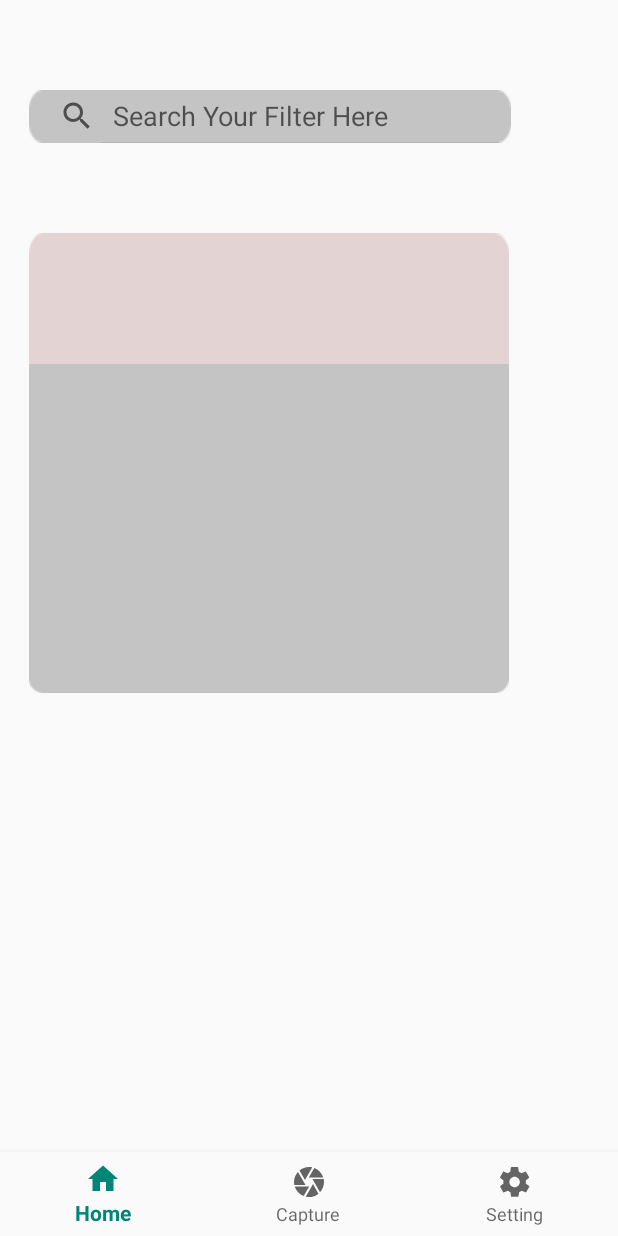
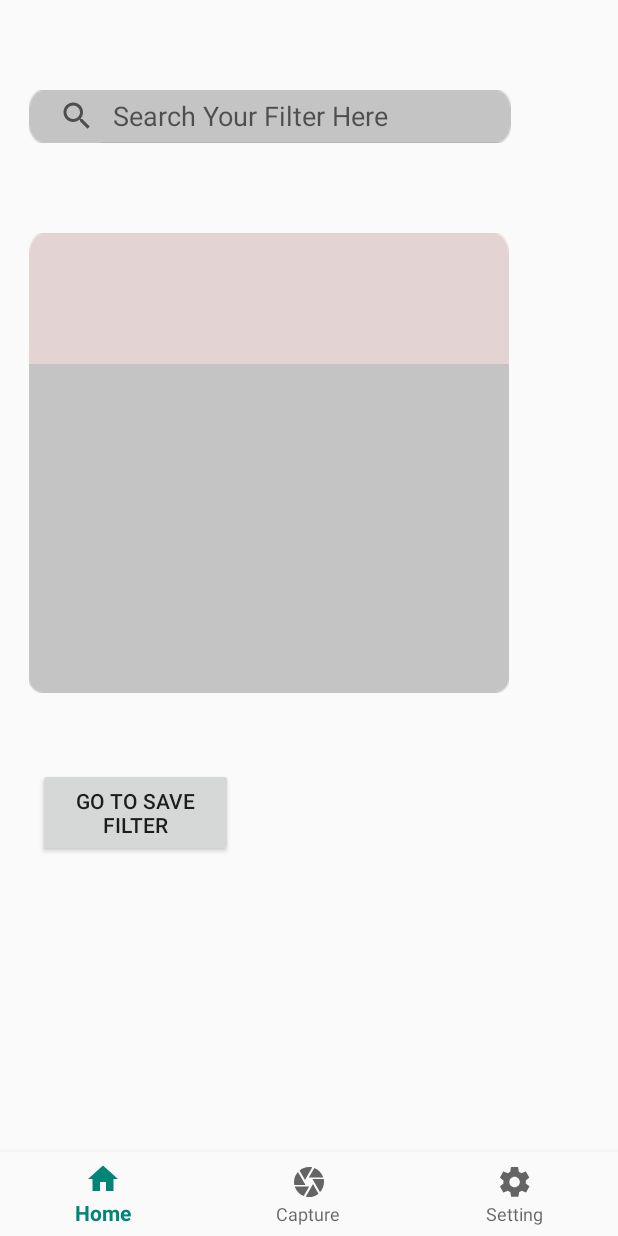
Before and after one commit to rezasyariefsn/DehazeApps, an Android app: the screen it shows after launch (MainActivity), on a phone screen of 412 x 824 dp. Run offline under Robolectric (Android 15) with nearby library versions, the phone set to English and light mode, and no system bars.

Commit message:
Update Home Fragment

```diff
--- a/app/src/main/java/com/example/aplikasita/HomeFragment.java
+++ b/app/src/main/java/com/example/aplikasita/HomeFragment.java
@@ -1,6 +1,7 @@
 package com.example.aplikasita;
 
 
+import android.content.Intent;
 import android.os.Bundle;
 
 import androidx.fragment.app.Fragment;
@@ -8,12 +9,15 @@ import androidx.fragment.app.Fragment;
 import android.view.LayoutInflater;
 import android.view.View;
 import android.view.ViewGroup;
+import android.widget.Button;
 
 
 /**
  * A simple {@link Fragment} subclass.
  */
 public class HomeFragment extends Fragment {
+
+    private Button gotosavefilter;
 
 
     public HomeFragment() {
@@ -25,7 +29,18 @@ public class HomeFragment extends Fragment {
     public View onCreateView(LayoutInflater inflater, ViewGroup container,
                              Bundle savedInstanceState) {
         // Inflate the layout for this fragment
-        return inflater.inflate(R.layout.fragment_home, container, false);
+        View view = inflater.inflate(R.layout.fragment_home, container, false);
+        gotosavefilter = view.findViewById(R.id.goToSaveFilter);
+
+        gotosavefilter.setOnClickListener(new View.OnClickListener() {
+            @Override
+            public void onClick(View v) {
+                Intent intent = new Intent(getActivity(), filter.class);
+                startActivity(intent);
+            }
+        });
+
+        return view;
     }
 
 }
--- a/app/src/main/res/layout/fragment_home.xml
+++ b/app/src/main/res/layout/fragment_home.xml
@@ -34,5 +34,13 @@
         android:paddingRight="60dp"
         android:paddingBottom="50dp" />
 
+    <Button
+        android:id="@+id/goToSaveFilter"
+        android:layout_width="130dp"
+        android:layout_height="59dp"
+        android:layout_marginLeft="25dp"
+        android:layout_marginTop="50dp"
+        android:text="Go to Save Filter" />
+
 
 </LinearLayout>
```
